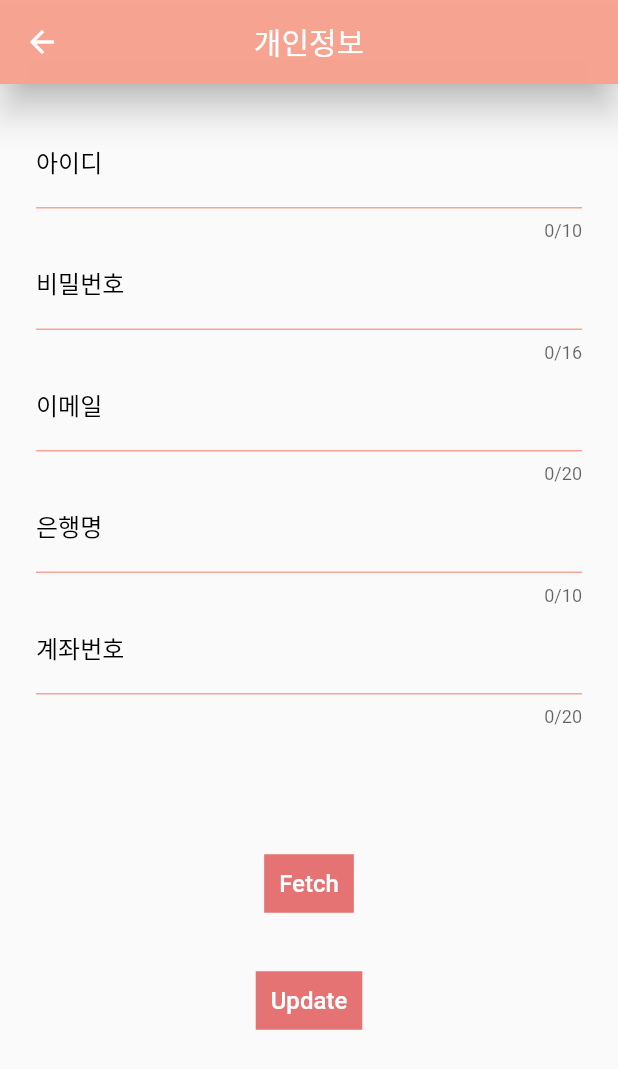
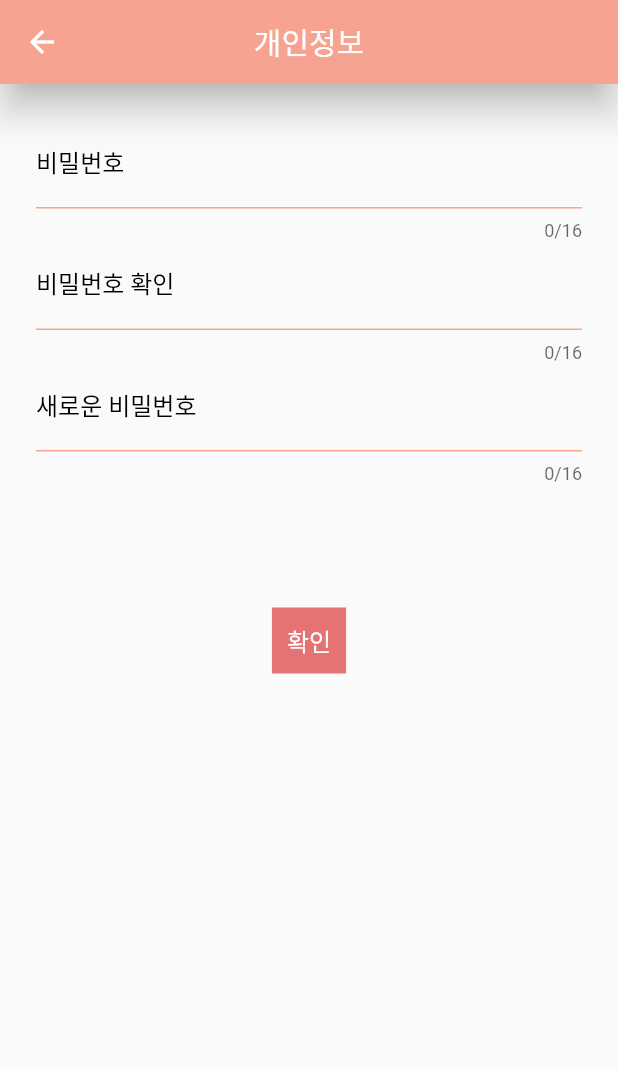
Before and after one commit to jonbee0427/Link2021, a Flutter app: the AccountScreen screen opened directly, on a phone screen of 412 x 824 dp. Shown: the top 1069 px of the screen. Run offline on Flutter 3.47's test engine with Material 2 defaults, Android fonts, the phone set to English and light mode, and no system bars; our stand-ins replace cloud_firestore, convex_bottom_bar, firebase_auth, firebase_core, firebase_storage, flutter_spinkit and 3 more; accounts and stored records are empty.

Commit message:
KBL updated

```diff
--- a/lib/pages/home_page.dart
+++ b/lib/pages/home_page.dart
@@ -19,6 +19,8 @@ import 'message.dart';
 import 'addpost.dart';
 import 'profile.dart';
 import 'search.dart';
+import 'package:link_ver1/screen/body.dart';
+import 'package:link_ver1/screen/profile.dart';
 
 class HomePage extends StatefulWidget {
   HomePage({Key key}) : super(key: key);
--- a/lib/screen/account.dart
+++ b/lib/screen/account.dart
@@ -8,7 +8,6 @@ class AccountScreen extends StatefulWidget {
   String email;
   String bank;
   String account;
-  AccountScreen();
 
   @override
   _AccountScreenState createState() => _AccountScreenState();
@@ -63,6 +62,7 @@ class _AccountScreenState extends State<AccountScreen> {
     });
   }
 
+  /*
   Widget _buildName() {
     String textName;
     if (widget.name == null) {
@@ -85,22 +85,13 @@ class _AccountScreenState extends State<AccountScreen> {
         ),
       ),
       maxLength: 10,
-      /*
-      validator: (String value) {
-        if (value.isEmpty) {
-          return '아이디를 입력하세요';
-        }
-
-        return null;
-      },
-      */
       onSaved: (String value) {
         widget.name = value;
         data['name'] = widget.name;
       },
     );
   }
-
+  */
   Widget _buildPassword() {
     String labelText;
     if (widget.password == null) {
@@ -123,7 +114,6 @@ class _AccountScreenState extends State<AccountScreen> {
       ),
       keyboardType: TextInputType.visiblePassword,
       maxLength: 16,
-      /*
       validator: (String value) {
         if (value.isEmpty) {
           return '비밀번호를 입력하세요';
@@ -131,7 +121,6 @@ class _AccountScreenState extends State<AccountScreen> {
 
         return null;
       },
-      */
       onSaved: (String value) {
         widget.password = value;
         data['password'] = widget.password;
@@ -139,16 +128,16 @@ class _AccountScreenState extends State<AccountScreen> {
     );
   }
 
-  Widget _buildEmail() {
-    String textEmail;
-    if (widget.email == null) {
-      textEmail = '이메일';
+  Widget _buildPassword2() {
+    String textPassword;
+    if (widget.password == null) {
+      textPassword = '비밀번호 확인';
     } else {
-      textEmail = '이메일 : ' + widget.email;
+      textPassword = '비밀번호 확인 : ' + widget.password;
     }
     return TextFormField(
       decoration: InputDecoration(
-        labelText: textEmail,
+        labelText: textPassword,
         labelStyle: TextStyle(color: Colors.black),
         enabledBorder: UnderlineInputBorder(
           borderSide: BorderSide(color: Color.fromARGB(250, 247, 162, 144)),
@@ -159,29 +148,57 @@ class _AccountScreenState extends State<AccountScreen> {
           //borderRadius: BorderRadius.all(Radius.circular(30)),
         ),
       ),
-      maxLength: 20,
-      /*
+      keyboardType: TextInputType.visiblePassword,
+      maxLength: 16,
       validator: (String value) {
         if (value.isEmpty) {
-          return '이메일을 입력하세요';
-        }
-
-        if (!RegExp(
-                r"[a-z0-9!#$%&'*+/=?^_`{|}~-]+(?:\.[a-z0-9!#$%&'*+/=?^_`{|}~-]+)*@(?:[a-z0-9](?:[a-z0-9-]*[a-z0-9])?\.)+[a-z0-9](?:[a-z0-9-]*[a-z0-9])?")
-            .hasMatch(value)) {
-          return '정확한 이메일 주소를 입력해주세요';
+          return '비밀번호를 다시 한번 입력해주세요';
         }
 
         return null;
       },
-      */
       onSaved: (String value) {
-        widget.email = value;
-        data['email'] = widget.email;
+        widget.password = value;
+        data['password'] = widget.password;
       },
     );
   }
 
+  Widget _checkPassword() {
+    String textPassword;
+    if (widget.password == null) {
+      textPassword = '새로운 비밀번호';
+    } else {
+      textPassword = '새로운 비밀번호 : ' + widget.password;
+    }
+    return TextFormField(
+      decoration: InputDecoration(
+        labelText: textPassword,
+        labelStyle: TextStyle(color: Colors.black),
+        enabledBorder: UnderlineInputBorder(
+          borderSide: BorderSide(color: Color.fromARGB(250, 247, 162, 144)),
+          //borderRadius: BorderRadius.all(Radius.circular(30)),
+        ),
+        focusedBorder: UnderlineInputBorder(
+          borderSide: BorderSide(color: Colors.red),
+          //borderRadius: BorderRadius.all(Radius.circular(30)),
+        ),
+      ),
+      maxLength: 16,
+      validator: (String value) {
+        if (value.isEmpty) {
+          return '새로운 비밀번호를 입력하세요';
+        }
+
+        return null;
+      },
+      onSaved: (String value) {
+        widget.password = value;
+        data['password'] = widget.password;
+      },
+    );
+  }
+  /*
   Widget _buildBank() {
     String textBank;
     if (widget.bank == null) {
@@ -253,6 +270,7 @@ class _AccountScreenState extends State<AccountScreen> {
       },
     );
   }
+  */
 
   @override
   Widget build(BuildContext context) {
@@ -271,16 +289,19 @@ class _AccountScreenState extends State<AccountScreen> {
             child: Column(
               mainAxisAlignment: MainAxisAlignment.center,
               children: <Widget>[
-                _buildName(),
+                //_buildName(),
                 _buildPassword(),
-                _buildEmail(),
-                _buildBank(),
-                _buildAccount(),
+                _buildPassword2(),
+                _checkPassword(),
+                //_buildEmail(),
+                // _buildBank(),
+                //_buildAccount(),
                 SizedBox(height: 80),
+                /*
                 MaterialButton(
                   child: Container(
                     child: Text(
-                      'Fetch',
+                      '취소',
                       style: TextStyle(color: Colors.white, fontSize: 16),
                     ),
                     decoration: BoxDecoration(
@@ -291,21 +312,22 @@ class _AccountScreenState extends State<AccountScreen> {
                   onPressed: () {
                     fetchData();
                   },
-                  /*
+                  */
+                /*
                     _formKey.currentState.save();
                     print(widget.user.id);
                     print(widget.user.password);
                     print(widget.user.email);
                     print(widget.user.account);
                      }   //Send to API
-                     */
-                ),
+
+                ),*/
                 //Text(data.toString()),
-                SizedBox(height: 30),
+                //SizedBox(height: 30),
                 MaterialButton(
                   child: Container(
                     child: Text(
-                      'Update',
+                      '확인',
                       style: TextStyle(color: Colors.white, fontSize: 16),
                     ),
                     decoration: BoxDecoration(
```
Also changed, not shown: lib/screen/body.dart (+29 -10 lines), lib/screen/profile.dart (+48 -3 lines), lib/screen/question.dart (added, +20 -0 lines), pubspec.yaml (+5 -4 lines), pubspec.lock.
